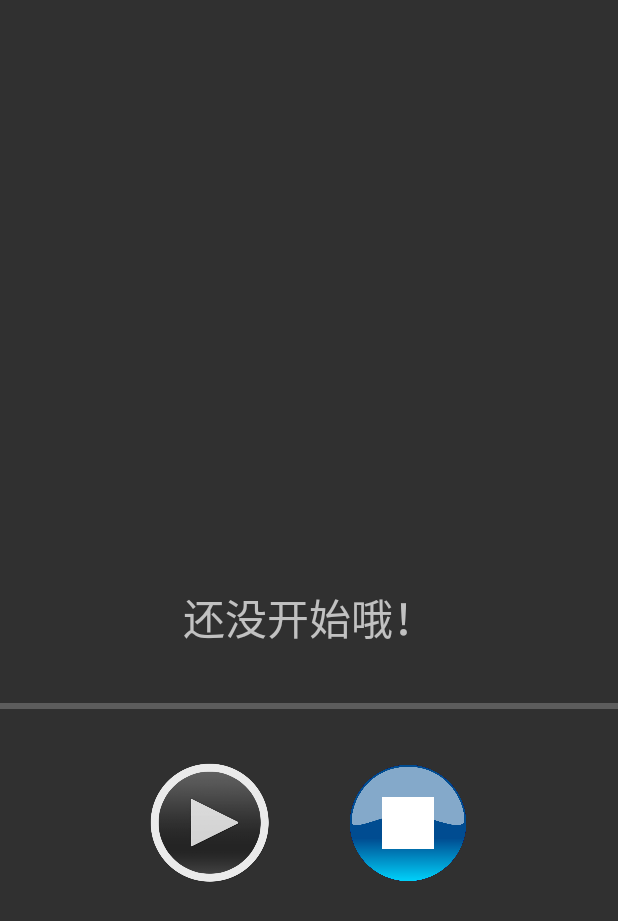
After one commit to Super-Boom/android_study, an Android app: the ProcessBarActivity screen opened directly, with no data from a screen before it, on a phone screen of 412 x 824 dp. The commit adds this screen. Shown: the top 921 px of the screen. Run offline under Robolectric (Android 15) with nearby library versions, the phone set to English and light mode, and no system bars.

Commit message:
add progress bar

```diff
--- a/app/src/main/AndroidManifest.xml
+++ b/app/src/main/AndroidManifest.xml
@@ -12,7 +12,8 @@
         android:roundIcon="@mipmap/ic_launcher_round"
         android:supportsRtl="true"
         android:theme="@style/Theme.AppCompat.NoActionBar">
-        <activity android:name=".AsyncTaskActivity"></activity>
+        <activity android:name=".ProcessBarActivity"></activity>
+        <activity android:name=".AsyncTaskActivity" />
         <activity android:name=".TimerActivity" />
         <activity android:name=".HttpReqActivity" />
         <activity android:name=".XTabActivity" />
--- a/app/src/main/java/com/xzg/androidstudy/MainActivity.java
+++ b/app/src/main/java/com/xzg/androidstudy/MainActivity.java
@@ -57,6 +57,7 @@ public class MainActivity extends AppCompatActivity {
         final Button mBtnStart = findViewById(R.id.btn_start);
         final Button toTimerPageBtn = findViewById(R.id.timer_page);
         final Button toAsyncTaskPageBtn = findViewById(R.id.go_to_async_task_page);
+        final Button asyncTaskBtn = findViewById(R.id.async_task_process_bar);
         mTvShow = findViewById(R.id.tv_shows);
         startIntentExp.setOnClickListener(new ClickHandler());
         // 启动另外一个activity
@@ -75,6 +76,8 @@ public class MainActivity extends AppCompatActivity {
         toTimerPageBtn.setOnClickListener(new ClickHandler());
         // 跳转到异步任务页
         toAsyncTaskPageBtn.setOnClickListener(new ClickHandler());
+        // 跳转到异步任务进度条页面
+        asyncTaskBtn.setOnClickListener(new ClickHandler());
     }
 
     // 点击时间
@@ -108,6 +111,9 @@ public class MainActivity extends AppCompatActivity {
                 startActivity(intent);
             } else if (id == R.id.go_to_async_task_page) {
                 Intent intent = new Intent(MainActivity.this, AsyncTaskActivity.class);
+                startActivity(intent);
+            } else if (id == R.id.async_task_process_bar) {
+                Intent intent = new Intent(MainActivity.this, ProcessBarActivity.class);
                 startActivity(intent);
             }
         }
--- /dev/null
+++ b/app/src/main/java/com/xzg/androidstudy/ProcessBarActivity.java
@@ -0,0 +1,107 @@
+package com.xzg.androidstudy;
+
+import androidx.appcompat.app.AppCompatActivity;
+
+import android.os.AsyncTask;
+import android.os.Bundle;
+import android.view.View;
+import android.widget.ImageView;
+import android.widget.ProgressBar;
+import android.widget.TextView;
+
+public class ProcessBarActivity extends AppCompatActivity {
+
+    private TextView text;
+    private ImageView start, cancel;
+    private ProgressBar progressBar;
+    private ProgressTask pTask;
+
+    @Override
+    protected void onCreate(Bundle savedInstanceState) {
+        super.onCreate(savedInstanceState);
+        setContentView(R.layout.activity_process_bar);
+
+        progressBar = findViewById(R.id.progress_bar);
+        start = findViewById(R.id.start);
+        cancel = findViewById(R.id.cancel);
+        text = findViewById(R.id.text);
+        pTask = new ProgressTask();
+
+        start.setOnClickListener(new View.OnClickListener() {
+            @Override
+            public void onClick(View v) {
+                if(pTask.isCancelled()){
+                    pTask = new ProgressTask();
+                }
+                pTask.execute();
+            }
+        });
+        cancel.setOnClickListener(new View.OnClickListener() {
+            @Override
+            public void onClick(View v) {
+                pTask.cancel(true);
+            }
+        });
+    }
+
+    // 定义一个AsyncTask类
+    // 实例化子类
+    // 启动（——>取消）
+    // onPreExecute(text:加载中)——>doInBackGround——>onProgressUpdate——>onPostExecute
+    // 取消   ——>onCancelled
+
+    /**
+     * Params: execute 方法的参数类型，doInBackground 方法的参数类型
+     * Progress: 进度
+     * Result:
+     */
+    class ProgressTask extends AsyncTask<Void, Integer, String> {
+        // 执行线程任务之前的操作
+        @Override
+        protected void onPreExecute() {
+            super.onPreExecute();
+            text.setText("加载中");
+        }
+
+        // 作用：接受输入参数，执行任务中的耗时操作，返回线程任务的执行结果
+        @Override
+        protected String doInBackground(Void... voids) {
+            try {
+                for (int i = 1; i <= 100; i++) {
+                    publishProgress(i);
+                    Thread.sleep(50);
+                }
+                return "加载完毕";
+            } catch (InterruptedException e) {
+                e.printStackTrace();
+            }
+            return null;
+        }
+
+        // 在主县城中显示线程任务的执行速度，在doInBackground 方法中调用publishProgress方法则触发该方法
+        @Override
+        protected void onProgressUpdate(Integer... values) {
+            super.onProgressUpdate(values);
+            progressBar.setProgress(values[0]);
+            text.setText("加载..." + values[0] + "%");
+        }
+
+        // 接受线程任务的执行结果，将执行结果显示在界面上
+        @Override
+        protected void onPostExecute(String s) {
+            super.onPostExecute(s);
+            if (s != null) {
+                text.setText(s);
+            }
+            pTask = new ProgressTask();
+        }
+
+        // 取消异步任务时触发该方法
+        @Override
+        protected void onCancelled() {
+            super.onCancelled();
+            text.setText("已取消");
+            progressBar.setProgress(0);
+        }
+    }
+}
--- /dev/null
+++ b/app/src/main/res/layout/activity_process_bar.xml
@@ -0,0 +1,44 @@
+<?xml version="1.0" encoding="utf-8"?>
+<RelativeLayout xmlns:android="http://schemas.android.com/apk/res/android"
+    xmlns:app="http://schemas.android.com/apk/res-auto"
+    xmlns:tools="http://schemas.android.com/tools"
+    android:layout_width="match_parent"
+    android:layout_height="match_parent"
+    tools:context=".ProcessBarActivity">
+
+    <TextView
+        android:id="@+id/text"
+        android:layout_width="wrap_content"
+        android:layout_height="wrap_content"
+        android:layout_centerInParent="true"
+        android:text="@string/progress_bar"
+        android:textSize="28sp" />
+
+    <ProgressBar
+        android:id="@+id/progress_bar"
+        style="?android:attr/progressBarStyleHorizontal"
+        android:layout_width="match_parent"
+        android:layout_height="wrap_content"
+        android:layout_below="@+id/text"
+        android:layout_marginTop="30dp"
+        android:progress="0" />
+
+    <ImageView
+        android:id="@+id/start"
+        android:layout_width="80dp"
+        android:layout_height="80dp"
+        android:layout_below="@id/progress_bar"
+        android:layout_marginStart="100dp"
+        android:layout_marginTop="30dp"
+        android:src="@mipmap/player_start" />
+
+    <ImageView
+        android:id="@+id/cancel"
+        android:layout_width="80dp"
+        android:layout_height="80dp"
+        android:layout_below="@id/progress_bar"
+        android:layout_alignParentEnd="true"
+        android:layout_marginTop="30dp"
+        android:layout_marginEnd="100dp"
+        android:src="@mipmap/player_stop" />
+</RelativeLayout>
--- a/app/src/main/res/values/strings.xml
+++ b/app/src/main/res/values/strings.xml
@@ -8,4 +8,8 @@
     <!-- TODO: Remove or change this placeholder text -->
     <string name="hello_blank_fragment">Hello blank fragment</string>
     <string name="player_start">player start</string>
+    <string name="view_pager">打开view_pager</string>
+    <string name="tab">跳转tab页面</string>
+    <string name="x_tab">跳转到x_tab</string>
+    <string name="progress_bar">还没开始哦！</string>
 </resources>
```
Also changed, not shown: app/src/main/res/layout/activity_main.xml (+9 -3 lines).
